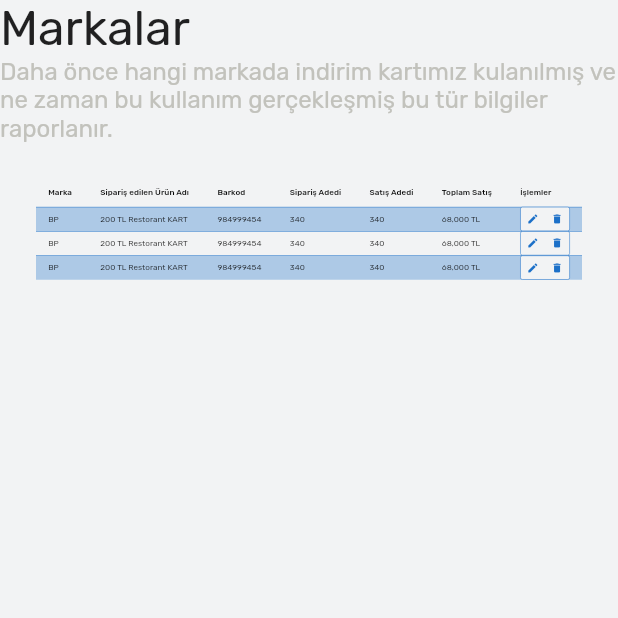
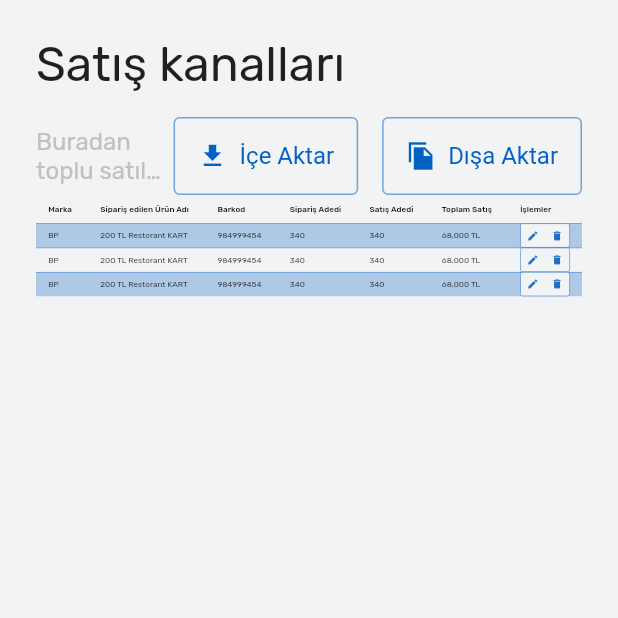
Before and after one commit to korayv/go_project, a Flutter app: the SalesChannelsScreen screen opened directly, on a phone screen of 412 x 824 dp, the top half of it. Run offline on Flutter 3.47's test engine with Material 2 defaults, Android fonts, the light colour scheme and no system bars; missing offline and left inert: autocomplete_textfield, bitsdojo_window, dart:ffi; network calls fail.

Commit message:
salesChannels header edited

```diff
--- a/lib/views/contents/SalesChannels.dart
+++ b/lib/views/contents/SalesChannels.dart
@@ -41,21 +41,48 @@
   Widget build(BuildContext context) {
     return Scaffold(
       body: ListView(
+        padding: const EdgeInsets.all(24),
         children: [
           Column(
             crossAxisAlignment: CrossAxisAlignment.start,
             children: [
-              const Text("Markalar", style: TextStyle(fontFamily: "Rubik", fontSize: 32),),
-              Container(
-                child: const Text("Daha önce hangi markada indirim kartımız kulanılmış ve ne zaman bu kullanım gerçekleşmiş bu tür bilgiler raporlanır.", style: TextStyle(fontFamily: "Rubik", fontSize: 16,color: AppColors.gray),),
-              )
+              const Text(
+                "Satış kanalları",
+                style: TextStyle(fontFamily: "Rubik", fontSize: 32),
+              ),
+              const SizedBox(height: 16),
+              Row(
+                mainAxisAlignment: MainAxisAlignment.spaceBetween,
+                children: [
+                  const Flexible(
+                    child: Text(
+                      "Buradan toplu satılan ürün raporunu oluşturabilir, ürünlerin satışlarının hangi kanallar üzerinde ne değerde yapıldığını görüntüleyebilirsiniz.",
+                      style: TextStyle(
+                          fontFamily: "Rubik",
+                          fontSize: 16,
+                          color: AppColors.gray),
+                      softWrap: false,
+                      maxLines: 2,
+                      overflow: TextOverflow.ellipsis,
+                    ),
+                  ),
+                  OutlinedButton.icon(
+                    onPressed: () => {},
+                    icon: const Icon(Icons.file_download, size: 20),
+                    label: const Text("İçe Aktar"),
+                  ),
+                  const SizedBox(width: 16),
+                  OutlinedButton.icon(
+                    onPressed: () => {},
+                    icon: const Icon(Icons.file_copy_sharp, size: 20),
+                    label: const Text("Dışa Aktar"),
+                  ),
+                ],
+              ),
             ],
           ),
-          Padding(
-            padding: const EdgeInsets.all(24),
-            child: FittedBox(
-              child: _createDataTable(),
-            ),
+          FittedBox(
+            child: _createDataTable(),
           ),
         ],
       ),
```
